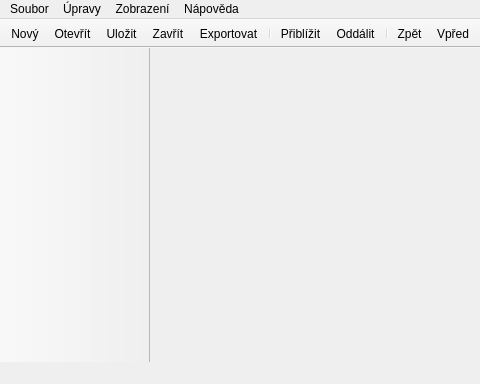
The window that mainwindow.ui (alda519/crossdurr) describes before a commit, drawn with Qt 5; both pictures show x 0 to 480 and y 0 to 384 of the 695 by 384 pixel window.
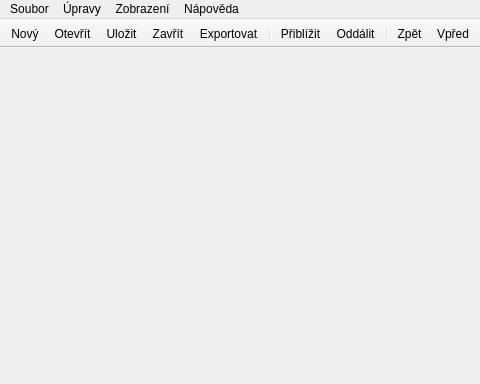
The same window after the commit. Icons and pictures are not drawn.

Commit message: toolabar delete, widget instead, pro user finally deleted I hope

What changed in the file:
```diff
--- a/mainwindow.ui
+++ b/mainwindow.ui
@@ -105,26 +105,6 @@
    <addaction name="actionZp_t"/>
    <addaction name="actionVp_ed"/>
   </widget>
-  <widget class="QToolBar" name="toolBar_2">
-   <property name="minimumSize">
-    <size>
-     <width>150</width>
-     <height>0</height>
-    </size>
-   </property>
-   <property name="windowTitle">
-    <string>toolBar_2</string>
-   </property>
-   <property name="movable">
-    <bool>false</bool>
-   </property>
-   <attribute name="toolBarArea">
-    <enum>LeftToolBarArea</enum>
-   </attribute>
-   <attribute name="toolBarBreak">
-    <bool>false</bool>
-   </attribute>
-  </widget>
   <action name="actionNov">
    <property name="icon">
     <iconset resource="ikony.qrc">
```
Left out of the diff: 20 changed lines with no effect on the pictures. The commit also changes 2 other files.
